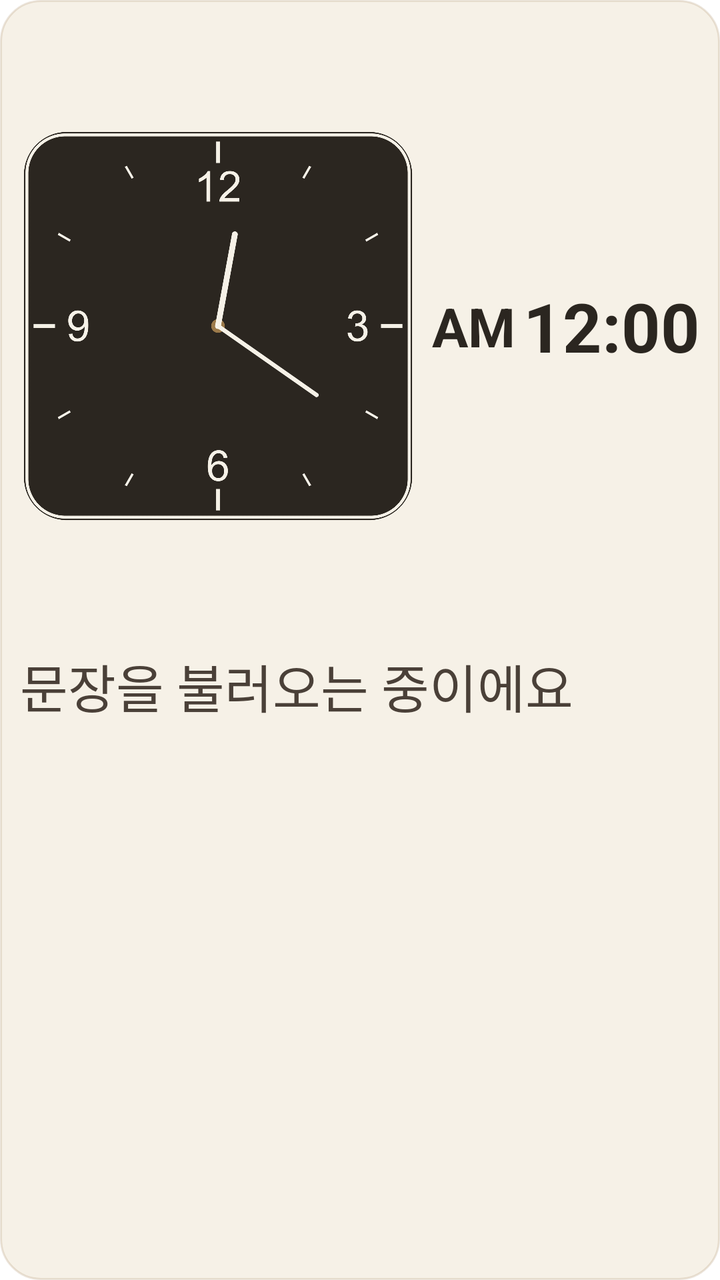
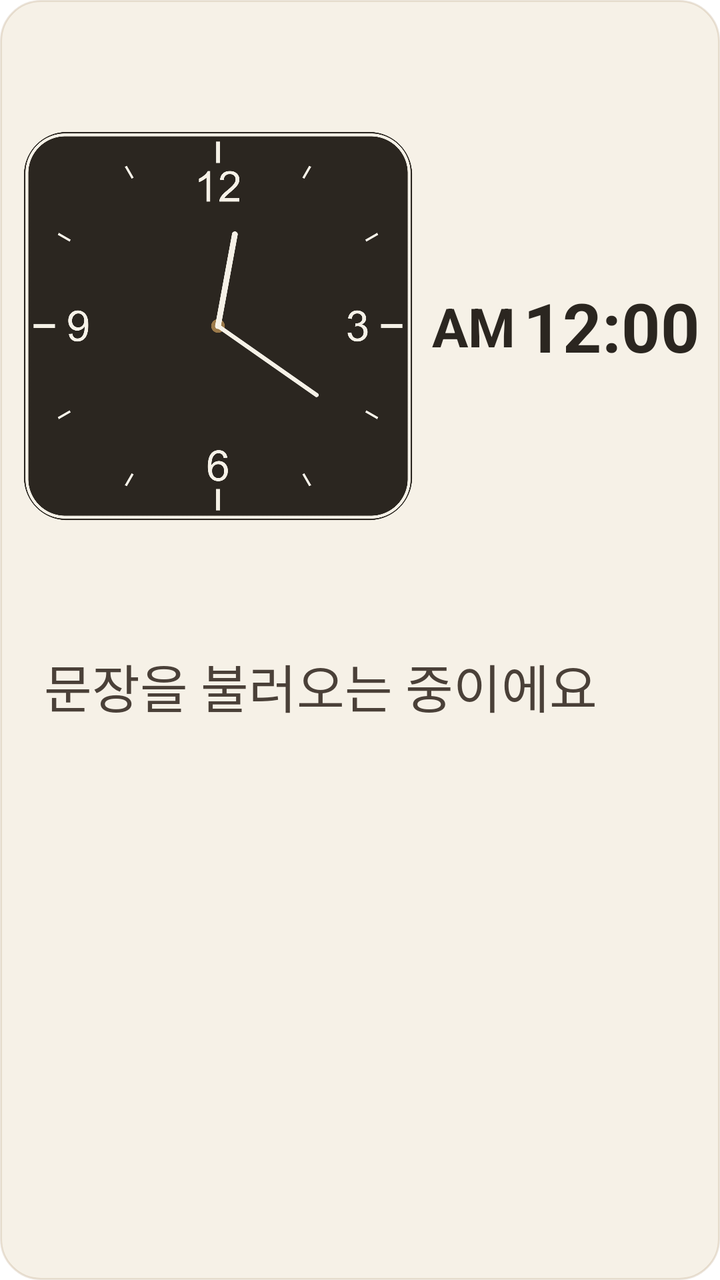

Two renders of the same Android screen: before a commit and after it. Below are the layout's source before the change and the commit's diff.
<!-- AndroidManifest.xml: fallback theme Theme.MaterialComponents.DayNight.NoActionBar -->
<!-- res/layout/widget_medium_vertical.xml -->
<?xml version="1.0" encoding="utf-8"?>
<LinearLayout xmlns:android="http://schemas.android.com/apk/res/android"
    android:id="@+id/widget_root"
    android:layout_width="match_parent"
    android:layout_height="match_parent"
    android:orientation="vertical"
    android:background="@drawable/widget_background"
    android:padding="10dp">

    <LinearLayout
        android:layout_width="match_parent"
        android:layout_height="0dp"
        android:layout_weight="1"
        android:orientation="horizontal"
        android:gravity="center_vertical">

        <FrameLayout
            android:layout_width="0dp"
            android:layout_height="match_parent"
            android:layout_weight="1">

            <AnalogClock
                android:id="@+id/widget_clock_analog"
                android:layout_width="match_parent"
                android:layout_height="match_parent"
                android:dial="@drawable/widget_clock_dial"
                android:hand_hour="@drawable/widget_clock_hand_hour"
                android:hand_minute="@drawable/widget_clock_hand_minute" />

            <ImageView
                android:id="@+id/widget_clock_hand_alarm"
                android:layout_width="match_parent"
                android:layout_height="match_parent"
                android:src="@drawable/widget_clock_hand_alarm"
                android:visibility="gone"
                android:contentDescription="@null" />

        </FrameLayout>

        <LinearLayout
            android:layout_width="wrap_content"
            android:layout_height="wrap_content"
            android:layout_marginStart="8dp"
            android:gravity="center_vertical">

            <TextView
                android:id="@+id/widget_meridiem"
                android:layout_width="wrap_content"
                android:layout_height="wrap_content"
                android:layout_marginEnd="4dp"
                android:text="AM"
                android:textSize="27sp"
                android:textStyle="bold"
                android:textColor="#2B2620" />

            <TextClock
                android:id="@+id/widget_clock_text"
                android:layout_width="wrap_content"
                android:layout_height="wrap_content"
                android:format12Hour="h:mm"
                android:format24Hour="h:mm"
                android:textSize="34sp"
                android:textStyle="bold"
                android:textColor="#2B2620" />

        </LinearLayout>

    </LinearLayout>

    
    <TextView
        android:id="@+id/widget_quote"
        android:layout_width="match_parent"
        android:layout_height="0dp"
        android:layout_weight="1"
        android:layout_marginTop="8dp"
        android:text="문장을 불러오는 중이에요"
        android:textColor="#4A4038"
        android:autoSizeTextType="uniform"
        android:autoSizeMinTextSize="8sp"
        android:autoSizeMaxTextSize="26sp"
        android:autoSizeStepGranularity="1sp" />

</LinearLayout>
<!-- resources referenced by this layout -->
<resources>
  <!-- drawable widget_background (drawable) -->
  <?xml version="1.0" encoding="utf-8"?>
  <shape xmlns:android="http://schemas.android.com/apk/res/android">
      <solid android:color="#F6F1E7" />
      <stroke android:width="1dp" android:color="#339C7A4A" />
      <corners android:radius="20dp" />
  </shape>
  <!-- drawable widget_clock_dial: png bitmap (drawable-xxxhdpi, 109927 bytes) -->
  <!-- drawable widget_clock_hand_alarm: png bitmap (drawable-xxxhdpi, 11423 bytes) -->
  <!-- drawable widget_clock_hand_hour: png bitmap (drawable-xxxhdpi, 12305 bytes) -->
  <!-- drawable widget_clock_hand_minute: png bitmap (drawable-xxxhdpi, 12108 bytes) -->
</resources>

<!-- the commit's change to res/layout/widget_medium_vertical.xml (unified diff, before → after) -->
@@ -74,6 +74,8 @@
         android:layout_height="0dp"
         android:layout_weight="1"
         android:layout_marginTop="8dp"
+        android:layout_marginStart="12dp"
+        android:layout_marginEnd="12dp"
         android:text="문장을 불러오는 중이에요"
         android:textColor="#4A4038"
         android:autoSizeTextType="uniform"
